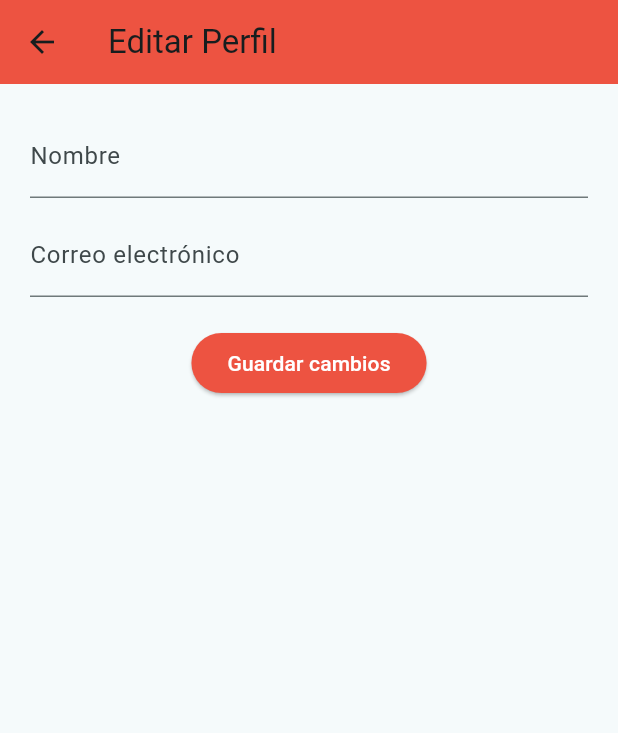
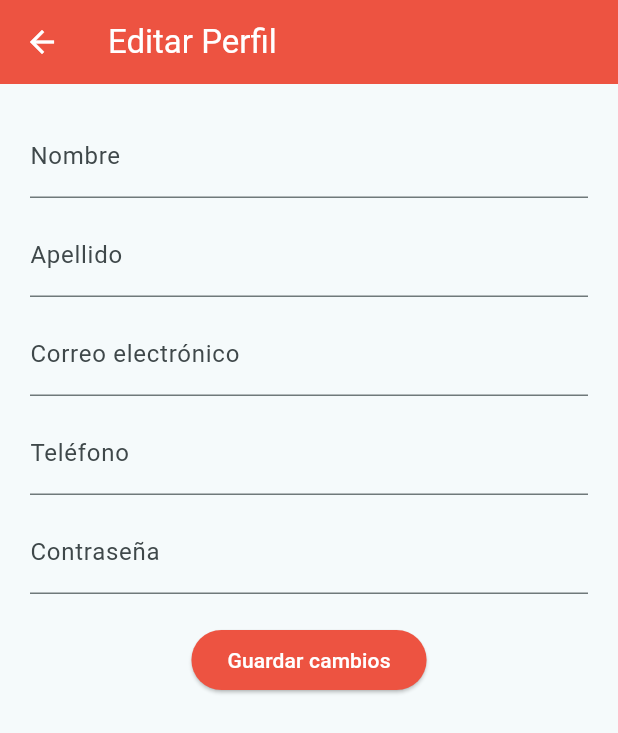
Before and after one commit to BIZAGoD/appclientemia, a Flutter app: the PantallaPerfil screen opened directly, after a tap on "Editar perfil", on a phone screen of 412 x 824 dp. Shown: the top 733 px of the screen. Run offline on Flutter 3.47's test engine with Material 3 defaults, Android fonts, the light colour scheme and no system bars; our stand-ins replace shared_preferences; accounts and stored records are empty; network calls fail; Roboto replaces fonts that are missing (Arial).

Commit message:
ya funcione el editar perfil

```diff
--- a/lib/Pantallas/Configuraciones/PantallaEdit.dart
+++ b/lib/Pantallas/Configuraciones/PantallaEdit.dart
@@ -1,5 +1,8 @@
 import 'package:flutter/material.dart';
 import 'package:shared_preferences/shared_preferences.dart';
+import 'dart:convert';
+import 'package:http/http.dart' as http;
+import 'package:appcliente/Pantallas/Configuraciones/PerfilActualizado.dart';
 
 class PantallaEdit extends StatefulWidget {
   final String userName;
@@ -13,30 +16,91 @@ class PantallaEdit extends StatefulWidget {
 
 class _PantallaEditState extends State<PantallaEdit> {
   final TextEditingController _nameController = TextEditingController();
+  final TextEditingController _lastNameController = TextEditingController();
   final TextEditingController _emailController = TextEditingController();
+  final TextEditingController _phoneController = TextEditingController();
+  final TextEditingController _passwordController = TextEditingController();
 
   @override
   void initState() {
     super.initState();
-    _nameController.text = widget.userName;
-    _emailController.text = widget.userEmail;
+    _loadUserData();
   }
 
-  // Guardar cambios en SharedPreferences
+  Future<void> _loadUserData() async {
+    SharedPreferences prefs = await SharedPreferences.getInstance();
+    setState(() {
+      _nameController.text = prefs.getString('name') ?? widget.userName;
+      _lastNameController.text = prefs.getString('lastName') ?? '';
+      _emailController.text = prefs.getString('email') ?? widget.userEmail;
+      _phoneController.text = prefs.getString('phone') ?? '';
+      _passwordController.text = prefs.getString('password') ?? '';
+    });
+  }
+
   Future<void> _saveChanges() async {
     SharedPreferences prefs = await SharedPreferences.getInstance();
-    await prefs.setString('name', _nameController.text);
-    await prefs.setString('email', _emailController.text);
 
-    // Regresar a la pantalla anterior con los datos actualizados
-    Navigator.pop(context);
+    int? userId = prefs.getInt('userId');
+    if (userId == null) {
+      ScaffoldMessenger.of(context).showSnackBar(
+        const SnackBar(content: Text('Error: No se encontró el ID del usuario')),
+      );
+      return;
+    }
+
+    String userIdString = userId.toString();
+    String apiUrl = 'https://followcar-api-railway-production.up.railway.app/api/usuarios/$userIdString';
+
+    Map<String, String> headers = {
+      'Content-Type': 'application/json',
+    };
+
+    Map<String, dynamic> body = {
+      'Nombre': _nameController.text,
+      'Apellido': _lastNameController.text,
+      'Email': _emailController.text,
+      'Telefono': _phoneController.text,
+      'Clave': _passwordController.text,
+    };
+
+    try {
+      final response = await http.put(
+        Uri.parse(apiUrl),
+        headers: headers,
+        body: jsonEncode(body),
+      );
+
+      if (response.statusCode == 200) {
+        await prefs.setString('name', _nameController.text);
+        await prefs.setString('lastName', _lastNameController.text);
+        await prefs.setString('email', _emailController.text);
+        await prefs.setString('phone', _phoneController.text);
+        await prefs.setString('password', _passwordController.text);
+
+        // Redirigir a la pantalla PerfilActualizado
+        Navigator.pushReplacement(
+          context,
+          MaterialPageRoute(builder: (context) => const PantallaDatosActualizados()),
+        );
+      } else {
+        ScaffoldMessenger.of(context).showSnackBar(
+          SnackBar(content: Text('Error al actualizar: ${response.body}')),
+        );
+      }
+    } catch (e) {
+      ScaffoldMessenger.of(context).showSnackBar(
+        SnackBar(content: Text('Error de conexión: $e')),
+      );
+    }
   }
 
   @override
   Widget build(BuildContext context) {
     return Scaffold(
       appBar: AppBar(
-        title: const Text('Editar Perfil'),
+        iconTheme: const IconThemeData(color: Colors.white),
+        title: const Text('Editar Perfil', style: TextStyle(color: Colors.white)),
         backgroundColor: const Color.fromARGB(255, 237, 83, 65),
       ),
       body: Padding(
@@ -49,8 +113,24 @@ class _PantallaEditState extends State<PantallaEdit> {
             ),
             const SizedBox(height: 10),
             TextField(
+              controller: _lastNameController,
+              decoration: const InputDecoration(labelText: 'Apellido'),
+            ),
+            const SizedBox(height: 10),
+            TextField(
               controller: _emailController,
               decoration: const InputDecoration(labelText: 'Correo electrónico'),
+            ),
+            const SizedBox(height: 10),
+            TextField(
+              controller: _phoneController,
+              decoration: const InputDecoration(labelText: 'Teléfono'),
+            ),
+            const SizedBox(height: 10),
+            TextField(
+              controller: _passwordController,
+              obscureText: true,
+              decoration: const InputDecoration(labelText: 'Contraseña'),
             ),
             const SizedBox(height: 20),
             ElevatedButton(
--- a/lib/Pantallas/Configuraciones/PantallaPerfil.dart
+++ b/lib/Pantallas/Configuraciones/PantallaPerfil.dart
@@ -65,10 +65,39 @@ class _PantallaPerfilState extends State<PantallaPerfil> {
                   mainAxisAlignment: MainAxisAlignment.center,
                   crossAxisAlignment: CrossAxisAlignment.center,
                   children: [
-                    const CircleAvatar(
-                      radius: 80,
-                      backgroundImage: AssetImage('assets/perfil.png'),
-                      backgroundColor: Colors.white,
+                    Stack(
+                      alignment: Alignment.center,
+                      children: [
+                        const Icon(
+                          Icons.account_circle,
+                          size: 160,
+                          color: Color.fromARGB(255, 77, 82, 82),
+                        ),
+                        Positioned(
+                          right: 0,
+                          bottom: 0,
+                          child: IconButton(
+                            icon: const Icon(Icons.mode_edit, color: Colors.white, size: 24),
+                            style: IconButton.styleFrom(
+                              backgroundColor: const Color.fromARGB(255, 77, 82, 82),
+                              padding: const EdgeInsets.all(8),
+                              shape: const CircleBorder(),
+                            ),
+                            onPressed: () async {
+                              await Navigator.push(
+                                context,
+                                MaterialPageRoute(
+                                  builder: (context) => PantallaEdit(
+                                    userName: userName!,
+                                    userEmail: userEmail!,
+                                  ),
+                                ),
+                              );
+                              _refreshData();
+                            },
+                          ),
+                        ),
+                      ],
                     ),
                     const SizedBox(height: 20),
                     Text(
@@ -94,7 +123,6 @@ class _PantallaPerfilState extends State<PantallaPerfil> {
                         children: [
                           ElevatedButton(
                             onPressed: () async {
-                              // Navegar a PantallaEdit y recargar datos al volver
                               await Navigator.push(
                                 context,
                                 MaterialPageRoute(
@@ -104,7 +132,7 @@ class _PantallaPerfilState extends State<PantallaPerfil> {
                                   ),
                                 ),
                               );
-                              _refreshData(); // Recargar datos después de volver
+                              _refreshData();
                             },
                             style: ElevatedButton.styleFrom(
                               backgroundColor: const Color.fromARGB(255, 237, 83, 65),
```
Also changed, not shown: lib/Pantallas/Configuraciones/PerfilActualizado.dart (added, +78 -0 lines).
